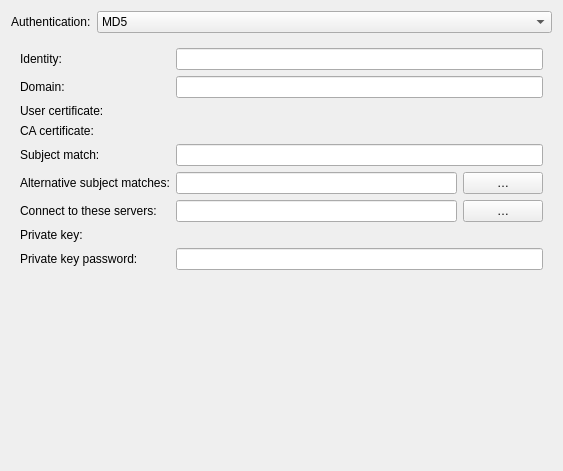
This is src/desktop/kde/plasma-nm/libs/editor/settings/ui/802-1x.ui in HungLo2020/MattOS as Qt 5 draws it before an edit. The edited form follows.
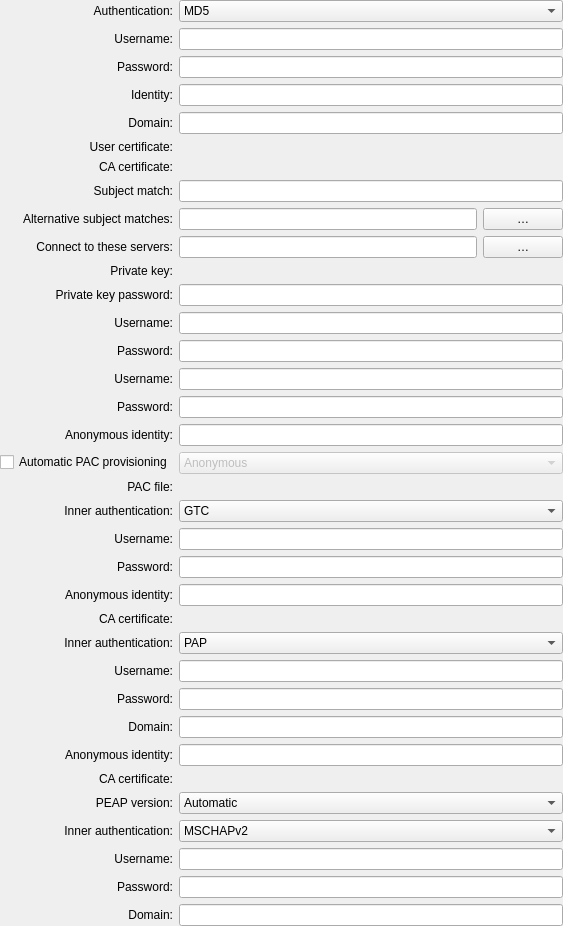
This is the edited form. The open tabs and pages were chosen to show the change. Custom widgets are drawn as their Qt base class.

```diff
--- a/src/desktop/kde/plasma-nm/libs/editor/settings/ui/802-1x.ui
+++ b/src/desktop/kde/plasma-nm/libs/editor/settings/ui/802-1x.ui
@@ -12,12 +12,27 @@
    </rect>
   </property>
   <layout class="QFormLayout" name="formLayout_7">
+   <property name="leftMargin">
+    <number>0</number>
+   </property>
+   <property name="topMargin">
+    <number>0</number>
+   </property>
+   <property name="rightMargin">
+    <number>0</number>
+   </property>
+   <property name="bottomMargin">
+    <number>0</number>
+   </property>
+   <property name="labelAlignment">
+    <set>Qt::AlignRight|Qt::AlignTrailing|Qt::AlignVCenter</set>
+   </property>
    <item row="0" column="0">
     <widget class="QLabel" name="label">
      <property name="text">
       <string>Authentication:</string>
      </property>
-     <property name="buddy">
+     <property name="alignment"><set>Qt::AlignRight|Qt::AlignTrailing|Qt::AlignVCenter</set></property><property name="buddy">
       <cstring>auth</cstring>
      </property>
     </widget>
@@ -70,81 +85,70 @@
      </item>
     </widget>
    </item>
-   <item row="1" column="0" colspan="2">
-    <widget class="QStackedWidget" name="stackedWidget">
-     <property name="currentIndex">
-      <number>0</number>
-     </property>
-     <widget class="QWidget" name="md5Page">
-      <layout class="QFormLayout" name="formLayout">
-       <item row="0" column="0">
+   <item row="1" column="0">
         <widget class="QLabel" name="label_2">
          <property name="text">
           <string>Username:</string>
          </property>
-         <property name="buddy">
+         <property name="alignment"><set>Qt::AlignRight|Qt::AlignTrailing|Qt::AlignVCenter</set></property><property name="buddy">
           <cstring>md5UserName</cstring>
          </property>
         </widget>
        </item>
-       <item row="0" column="1">
-        <widget class="KLineEdit" name="md5UserName"/>
+       <item row="1" column="1">
+        <widget class="KLineEdit" name="md5UserName" />
        </item>
-       <item row="1" column="0">
+       <item row="2" column="0">
         <widget class="QLabel" name="label_3">
          <property name="text">
           <string>Password:</string>
          </property>
-         <property name="buddy">
+         <property name="alignment"><set>Qt::AlignRight|Qt::AlignTrailing|Qt::AlignVCenter</set></property><property name="buddy">
           <cstring>md5Password</cstring>
          </property>
         </widget>
        </item>
-       <item row="1" column="1">
+       <item row="2" column="1">
         <widget class="PasswordField" name="md5Password">
          <property name="passwordModeEnabled" stdset="0">
           <bool>true</bool>
          </property>
         </widget>
        </item>
-      </layout>
-     </widget>
-     <widget class="QWidget" name="tlsPage">
-      <layout class="QFormLayout" name="formLayout_2">
-       <item row="0" column="0">
+      <item row="3" column="0">
         <widget class="QLabel" name="label_4">
          <property name="text">
           <string>Identity:</string>
          </property>
-         <property name="buddy">
+         <property name="alignment"><set>Qt::AlignRight|Qt::AlignTrailing|Qt::AlignVCenter</set></property><property name="buddy">
           <cstring>tlsIdentity</cstring>
          </property>
         </widget>
        </item>
-       <item row="0" column="1">
-        <widget class="KLineEdit" name="tlsIdentity"/>
+       <item row="3" column="1">
+        <widget class="KLineEdit" name="tlsIdentity" />
        </item>
-       <item row="1" column="0">
+       <item row="4" column="0">
         <widget class="QLabel" name="label_32">
          <property name="text">
           <string>Domain:</string>
          </property>
-        </widget>
+        <property name="alignment"><set>Qt::AlignRight|Qt::AlignTrailing|Qt::AlignVCenter</set></property></widget>
        </item>
-       <item row="1" column="1">
-        <widget class="KLineEdit" name="tlsDomain"/>
+       <item row="4" column="1">
+        <widget class="KLineEdit" name="tlsDomain" />
        </item>
-       <item row="2" column="0">
+       <item row="5" column="0">
         <widget class="QLabel" name="label_5">
          <property name="text">
           <string>User certificate:</string>
          </property>
-         <property name="buddy">
+         <property name="alignment"><set>Qt::AlignRight|Qt::AlignTrailing|Qt::AlignVCenter</set></property><property name="buddy">
           <cstring>tlsUserCert</cstring>
          </property>
         </widget>
        </item>
-       <item row="2" column="1">
+       <item row="5" column="1">
         <widget class="KUrlRequester" name="tlsUserCert">
          <property name="nameFilters">
           <StringList>
@@ -153,17 +157,17 @@
          </property>
         </widget>
        </item>
-       <item row="3" column="0">
+       <item row="6" column="0">
         <widget class="QLabel" name="label_6">
          <property name="text">
           <string>CA certificate:</string>
          </property>
-         <property name="buddy">
+         <property name="alignment"><set>Qt::AlignRight|Qt::AlignTrailing|Qt::AlignVCenter</set></property><property name="buddy">
           <cstring>tlsCACert</cstring>
          </property>
         </widget>
        </item>
-       <item row="3" column="1">
+       <item row="6" column="1">
         <widget class="KUrlRequester" name="tlsCACert">
          <property name="nameFilters">
           <StringList>
@@ -172,37 +176,37 @@
          </property>
         </widget>
        </item>
-       <item row="4" column="0">
+       <item row="7" column="0">
         <widget class="QLabel" name="label_27">
          <property name="text">
           <string>Subject match:</string>
          </property>
-         <property name="buddy">
+         <property name="alignment"><set>Qt::AlignRight|Qt::AlignTrailing|Qt::AlignVCenter</set></property><property name="buddy">
           <cstring>leTlsSubjectMatch</cstring>
          </property>
         </widget>
        </item>
-       <item row="4" column="1">
+       <item row="7" column="1">
         <widget class="QLineEdit" name="leTlsSubjectMatch">
          <property name="text">
-          <string/>
+          <string />
          </property>
         </widget>
        </item>
-       <item row="5" column="0">
+       <item row="8" column="0">
         <widget class="QLabel" name="label_28">
          <property name="text">
           <string>Alternative subject matches:</string>
          </property>
-         <property name="buddy">
+         <property name="alignment"><set>Qt::AlignRight|Qt::AlignTrailing|Qt::AlignVCenter</set></property><property name="buddy">
           <cstring>leTlsAlternativeSubjectMatches</cstring>
          </property>
         </widget>
        </item>
-       <item row="5" column="1">
+       <item row="8" column="1">
         <layout class="QHBoxLayout" name="horizontalLayout">
          <item>
-          <widget class="QLineEdit" name="leTlsAlternativeSubjectMatches"/>
+          <widget class="QLineEdit" name="leTlsAlternativeSubjectMatches" />
          </item>
          <item>
           <widget class="QPushButton" name="btnTlsAltSubjectMatches">
@@ -213,20 +217,20 @@
          </item>
         </layout>
        </item>
-       <item row="6" column="0">
+       <item row="9" column="0">
         <widget class="QLabel" name="label_29">
          <property name="text">
           <string>Connect to these servers:</string>
          </property>
-         <property name="buddy">
+         <property name="alignment"><set>Qt::AlignRight|Qt::AlignTrailing|Qt::AlignVCenter</set></property><property name="buddy">
           <cstring>leTlsConnectToServers</cstring>
          </property>
         </widget>
        </item>
-       <item row="6" column="1">
+       <item row="9" column="1">
         <layout class="QHBoxLayout" name="horizontalLayout_2">
          <item>
-          <widget class="QLineEdit" name="leTlsConnectToServers"/>
+          <widget class="QLineEdit" name="leTlsConnectToServers" />
          </item>
          <item>
           <widget class="QPushButton" name="btnTlsConnectToServers">
@@ -237,17 +241,17 @@
          </item>
         </layout>
        </item>
-       <item row="7" column="0">
+       <item row="10" column="0">
         <widget class="QLabel" name="label_7">
          <property name="text">
           <string>Private key:</string>
          </property>
-         <property name="buddy">
+         <property name="alignment"><set>Qt::AlignRight|Qt::AlignTrailing|Qt::AlignVCenter</set></property><property name="buddy">
           <cstring>tlsPrivateKey</cstring>
          </property>
         </widget>
        </item>
-       <item row="7" column="1">
+       <item row="10" column="1">
         <widget class="KUrlRequester" name="tlsPrivateKey">
          <property name="nameFilters">
           <StringList>
@@ -256,116 +260,104 @@
          </property>
         </widget>
        </item>
-       <item row="8" column="0">
+       <item row="11" column="0">
         <widget class="QLabel" name="label_8">
          <property name="text">
           <string>Private key password:</string>
          </property>
-         <property name="buddy">
+         <property name="alignment"><set>Qt::AlignRight|Qt::AlignTrailing|Qt::AlignVCenter</set></property><property name="buddy">
           <cstring>tlsPrivateKeyPassword</cstring>
          </property>
         </widget>
        </item>
-       <item row="8" column="1">
+       <item row="11" column="1">
         <widget class="PasswordField" name="tlsPrivateKeyPassword">
          <property name="passwordModeEnabled" stdset="0">
           <bool>true</bool>
          </property>
         </widget>
        </item>
-      </layout>
-     </widget>
-     <widget class="QWidget" name="leapPage">
-      <layout class="QFormLayout" name="formLayout_3">
-       <item row="0" column="0">
+      <item row="12" column="0">
         <widget class="QLabel" name="label_9">
          <property name="text">
           <string>Username:</string>
          </property>
-         <property name="buddy">
+         <property name="alignment"><set>Qt::AlignRight|Qt::AlignTrailing|Qt::AlignVCenter</set></property><property name="buddy">
           <cstring>leapUsername</cstring>
          </property>
         </widget>
        </item>
-       <item row="0" column="1">
-        <widget class="KLineEdit" name="leapUsername"/>
+       <item row="12" column="1">
+        <widget class="KLineEdit" name="leapUsername" />
        </item>
-       <item row="1" column="0">
+       <item row="13" column="0">
         <widget class="QLabel" name="label_10">
          <property name="text">
           <string>Password:</string>
          </property>
-         <property name="buddy">
+         <property name="alignment"><set>Qt::AlignRight|Qt::AlignTrailing|Qt::AlignVCenter</set></property><property name="buddy">
           <cstring>leapPassword</cstring>
          </property>
         </widget>
        </item>
-       <item row="1" column="1">
+       <item row="13" column="1">
         <widget class="PasswordField" name="leapPassword">
          <property name="passwordModeEnabled" stdset="0">
           <bool>true</bool>
          </property>
         </widget>
        </item>
-      </layout>
-     </widget>
-     <widget class="QWidget" name="pwdPage">
-      <layout class="QFormLayout" name="formLayout_8">
-       <item row="0" column="0">
+      <item row="14" column="0">
         <widget class="QLabel" name="label_33">
          <property name="text">
           <string>Username:</string>
          </property>
-         <property name="buddy">
+         <property name="alignment"><set>Qt::AlignRight|Qt::AlignTrailing|Qt::AlignVCenter</set></property><property name="buddy">
           <cstring>md5UserName</cstring>
          </property>
         </widget>
        </item>
-       <item row="0" column="1">
-        <widget class="KLineEdit" name="pwdUsername"/>
+       <item row="14" column="1">
+        <widget class="KLineEdit" name="pwdUsername" />
        </item>
-       <item row="1" column="0">
+       <item row="15" column="0">
         <widget class="QLabel" name="label_34">
          <property name="text">
           <string>Password:</string>
          </property>
-         <property name="buddy">
+         <property name="alignment"><set>Qt::AlignRight|Qt::AlignTrailing|Qt::AlignVCenter</set></property><property name="buddy">
           <cstring>md5Password</cstring>
          </property>
         </widget>
        </item>
-       <item row="1" column="1">
+       <item row="15" column="1">
         <widget class="PasswordField" name="pwdPassword">
          <property name="passwordModeEnabled" stdset="0">
           <bool>true</bool>
          </property>
         </widget>
        </item>
-      </layout>
-     </widget>
-     <widget class="QWidget" name="fastPage">
-      <layout class="QFormLayout" name="formLayout_4">
-       <item row="0" column="0">
+      <item row="16" column="0">
         <widget class="QLabel" name="label_11">
          <property name="text">
           <string>Anonymous identity:</string>
          </property>
-         <property name="buddy">
+         <property name="alignment"><set>Qt::AlignRight|Qt::AlignTrailing|Qt::AlignVCenter</set></property><property name="buddy">
           <cstring>fastAnonIdentity</cstring>
          </property>
         </widget>
        </item>
-       <item row="0" column="1">
-        <widget class="KLineEdit" name="fastAnonIdentity"/>
+       <item row="16" column="1">
+        <widget class="KLineEdit" name="fastAnonIdentity" />
        </item>
-       <item row="1" column="0">
+       <item row="17" column="0">
         <widget class="QCheckBox" name="fastAllowPacProvisioning">
          <property name="text">
           <string>Automatic PAC provisioning</string>
          </property>
         </widget>
        </item>
-       <item row="1" column="1">
+       <item row="17" column="1">
         <widget class="KComboBox" name="pacMethod">
          <property name="enabled">
           <bool>false</bool>
@@ -393,17 +385,17 @@
          </item>
         </widget>
        </item>
-       <item row="2" column="0">
+       <item row="18" column="0">
         <widget class="QLabel" name="label_12">
          <property name="text">
           <string>PAC file:</string>
          </property>
-         <property name="buddy">
+         <property name="alignment"><set>Qt::AlignRight|Qt::AlignTrailing|Qt::AlignVCenter</set></property><property name="buddy">
           <cstring>pacFile</cstring>
          </property>
         </widget>
        </item>
-       <item row="2" column="1">
+       <item row="18" column="1">
         <widget class="KUrlRequester" name="pacFile">
          <property name="nameFilters">
           <StringList>
@@ -412,17 +404,17 @@
          </property>
         </widget>
        </item>
-       <item row="3" column="0">
+       <item row="19" column="0">
         <widget class="QLabel" name="label_13">
          <property name="text">
           <string>Inner authentication:</string>
          </property>
-         <property name="buddy">
+         <property name="alignment"><set>Qt::AlignRight|Qt::AlignTrailing|Qt::AlignVCenter</set></property><property name="buddy">
           <cstring>fastInnerAuth</cstring>
          </property>
         </widget>
        </item>
-       <item row="3" column="1">
+       <item row="19" column="1">
         <widget class="KComboBox" name="fastInnerAuth">
          <property name="sizePolicy">
           <sizepolicy hsizetype="MinimumExpanding" vsizetype="Fixed">
@@ -442,64 +434,60 @@
          </item>
         </widget>
        </item>
-       <item row="4" column="0">
+       <item row="20" column="0">
         <widget class="QLabel" name="label_14">
          <property name="text">
           <string>Username:</string>
          </property>
-         <property name="buddy">
+         <property name="alignment"><set>Qt::AlignRight|Qt::AlignTrailing|Qt::AlignVCenter</set></property><property name="buddy">
           <cstring>fastUsername</cstring>
          </property>
         </widget>
        </item>
-       <item row="4" column="1">
-        <widget class="KLineEdit" name="fastUsername"/>
+       <item row="20" column="1">
+        <widget class="KLineEdit" name="fastUsername" />
        </item>
-       <item row="5" column="0">
+       <item row="21" column="0">
         <widget class="QLabel" name="label_15">
          <property name="text">
           <string>Password:</string>
          </property>
-         <property name="buddy">
+         <property name="alignment"><set>Qt::AlignRight|Qt::AlignTrailing|Qt::AlignVCenter</set></property><property name="buddy">
           <cstring>fastPassword</cstring>
          </property>
         </widget>
        </item>
-       <item row="5" column="1">
+       <item row="21" column="1">
         <widget class="PasswordField" name="fastPassword">
          <property name="passwordModeEnabled" stdset="0">
           <bool>true</bool>
          </property>
         </widget>
        </item>
-      </layout>
-     </widget>
-     <widget class="QWidget" name="ttlsPage">
-      <layout class="QFormLayout" name="formLayout_5">
-       <item row="0" column="0">
+      <item row="22" column="0">
         <widget class="QLabel" name="label_19">
          <property name="text">
           <string>Anonymous identity:</string>
          </property>
-         <property name="buddy">
+         <property name="alignment"><set>Qt::AlignRight|Qt::AlignTrailing|Qt::AlignVCenter</set></property><property name="buddy">
           <cstring>fastAnonIdentity</cstring>
          </property>
         </widget>
        </item>
-       <item row="0" column="1">
-        <widget class="KLineEdit" name="ttlsAnonIdentity"/>
+       <item row="22" column="1">
+        <widget class="KLineEdit" name="ttlsAnonIdentity" />
        </item>
-       <item row="3" column="0">
+       <item row="23" column="0">
         <widget class="QLabel" name="label_20">
          <property name="text">
           <string>CA certificate:</string>
          </property>
-         <property name="buddy">
+         <property name="alignment"><set>Qt::AlignRight|Qt::AlignTrailing|Qt::AlignVCenter</set></property><property name="buddy">
           <cstring>tlsCACert</cstring>
          </property>
         </widget>
        </item>
-       <item row="3" column="1">
+       <item row="23" column="1">
         <widget class="KUrlRequester" name="ttlsCACert">
          <property name="nameFilters">
           <StringList>
@@ -508,17 +496,17 @@
          </property>
         </widget>
        </item>
-       <item row="5" column="0">
+       <item row="24" column="0">
         <widget class="QLabel" name="label_16">
          <property name="text">
           <string>Inner authentication:</string>
          </property>
-         <property name="buddy">
+         <property name="alignment"><set>Qt::AlignRight|Qt::AlignTrailing|Qt::AlignVCenter</set></property><property name="buddy">
           <cstring>fastInnerAuth</cstring>
          </property>
         </widget>
        </item>
-       <item row="5" column="1">
+       <item row="24" column="1">
         <widget class="KComboBox" name="ttlsInnerAuth">
          <property name="sizePolicy">
           <sizepolicy hsizetype="MinimumExpanding" vsizetype="Fixed">
@@ -548,74 +536,70 @@
          </item>
         </widget>
        </item>
-       <item row="6" column="0">
+       <item row="25" column="0">
         <widget class="QLabel" name="label_17">
          <property name="text">
           <string>Username:</string>
          </property>
-         <property name="buddy">
+         <property name="alignment"><set>Qt::AlignRight|Qt::AlignTrailing|Qt::AlignVCenter</set></property><property name="buddy">
           <cstring>fastUsername</cstring>
          </property>
         </widget>
        </item>
-       <item row="6" column="1">
-        <widget class="KLineEdit" name="ttlsUsername"/>
+       <item row="25" column="1">
+        <widget class="KLineEdit" name="ttlsUsername" />
        </item>
-       <item row="7" column="0">
+       <item row="26" column="0">
         <widget class="QLabel" name="label_18">
          <property name="text">
           <string>Password:</string>
          </property>
-         <property name="buddy">
+         <property name="alignment"><set>Qt::AlignRight|Qt::AlignTrailing|Qt::AlignVCenter</set></property><property name="buddy">
           <cstring>fastPassword</cstring>
          </property>
         </widget>
        </item>
-       <item row="7" column="1">
+       <item row="26" column="1">
         <widget class="PasswordField" name="ttlsPassword">
          <property name="passwordModeEnabled" stdset="0">
           <bool>true</bool>
          </property>
         </widget>
        </item>
-       <item row="1" column="0">
+       <item row="27" column="0">
         <widget class="QLabel" name="label_30">
          <property name="text">
           <string>Domain:</string>
          </property>
-        </widget>
+        <property name="alignment"><set>Qt::AlignRight|Qt::AlignTrailing|Qt::AlignVCenter</set></property></widget>
        </item>
-       <item row="1" column="1">
-        <widget class="KLineEdit" name="ttlsDomain"/>
+       <item row="27" column="1">
+        <widget class="KLineEdit" name="ttlsDomain" />
        </item>
-      </layout>
-     </widget>
-     <widget class="QWidget" name="peapPage">
-      <layout class="QFormLayout" name="formLayout_6">
-       <item row="2" column="0">
+      <item row="28" column="0">
         <widget class="QLabel" name="label_24">
          <property name="text">
           <string>Anonymous identity:</string>
          </property>
-         <property name="buddy">
+         <property name="alignment"><set>Qt::AlignRight|Qt::AlignTrailing|Qt::AlignVCenter</set></property><property name="buddy">
           <cstring>fastAnonIdentity</cstring>
          </property>
         </widget>
        </item>
-       <item row="2" column="1">
-        <widget class="KLineEdit" name="peapAnonIdentity"/>
+       <item row="28" column="1">
+        <widget class="KLineEdit" name="peapAnonIdentity" />
        </item>
-       <item row="6" column="0">
+       <item row="29" column="0">
         <widget class="QLabel" name="label_23">
          <property name="text">
           <string>CA certificate:</string>
          </property>
-         <property name="buddy">
+         <property name="alignment"><set>Qt::AlignRight|Qt::AlignTrailing|Qt::AlignVCenter</set></property><property name="buddy">
           <cstring>tlsCACert</cstring>
          </property>
         </widget>
        </item>
-       <item row="6" column="1">
+       <item row="29" column="1">
         <widget class="KUrlRequester" name="peapCACert">
          <property name="nameFilters">
           <StringList>
@@ -624,17 +608,17 @@
          </property>
         </widget>
        </item>
-       <item row="7" column="0">
+       <item row="30" column="0">
         <widget class="QLabel" name="label_26">
          <property name="text">
           <string>PEAP version:</string>
          </property>
-         <property name="buddy">
+         <property name="alignment"><set>Qt::AlignRight|Qt::AlignTrailing|Qt::AlignVCenter</set></property><property name="buddy">
           <cstring>peapVersion</cstring>
          </property>
         </widget>
        </item>
-       <item row="7" column="1">
+       <item row="30" column="1">
         <widget class="KComboBox" name="peapVersion">
          <property name="sizePolicy">
           <sizepolicy hsizetype="MinimumExpanding" vsizetype="Fixed">
@@ -659,17 +643,17 @@
          </item>
         </widget>
        </item>
-       <item row="8" column="0">
+       <item row="31" column="0">
         <widget class="QLabel" name="label_22">
          <property name="text">
           <string>Inner authentication:</string>
          </property>
-         <property name="buddy">
+         <property name="alignment"><set>Qt::AlignRight|Qt::AlignTrailing|Qt::AlignVCenter</set></property><property name="buddy">
           <cstring>fastInnerAuth</cstring>
          </property>
         </widget>
        </item>
-       <item row="8" column="1">
+       <item row="31" column="1">
         <widget class="KComboBox" name="peapInnerAuth">
          <property name="sizePolicy">
           <sizepolicy hsizetype="MinimumExpanding" vsizetype="Fixed">
@@ -694,51 +678,47 @@
          </item>
         </widget>
        </item>
-       <item row="9" column="0">
+       <item row="32" column="0">
         <widget class="QLabel" name="label_25">
          <property name="text">
           <string>Username:</string>
          </property>
-         <property name="buddy">
+         <property name="alignment"><set>Qt::AlignRight|Qt::AlignTrailing|Qt::AlignVCenter</set></property><property name="buddy">
           <cstring>fastUsername</cstring>
          </property>
         </widget>
        </item>
-       <item row="9" column="1">
-        <widget class="KLineEdit" name="peapUsername"/>
+       <item row="32" column="1">
+        <widget class="KLineEdit" name="peapUsername" />
        </item>
-       <item row="10" column="0">
+       <item row="33" column="0">
         <widget class="QLabel" name="label_21">
          <property name="text">
           <string>Password:</string>
          </property>
-         <property name="buddy">
+         <property name="alignment"><set>Qt::AlignRight|Qt::AlignTrailing|Qt::AlignVCenter</set></property><property name="buddy">
           <cstring>fastPassword</cstring>
          </property>
         </widget>
        </item>
-       <item row="10" column="1">
+       <item row="33" column="1">
         <widget class="PasswordField" name="peapPassword">
          <property name="passwordModeEnabled" stdset="0">
           <bool>true</bool>
          </property>
         </widget>
        </item>
-       <item row="4" column="0">
+       <item row="34" column="0">
         <widget class="QLabel" name="label_31">
          <property name="text">
           <string>Domain:</string>
          </property>
-        </widget>
+        <property name="alignment"><set>Qt::AlignRight|Qt::AlignTrailing|Qt::AlignVCenter</set></property></widget>
        </item>
-       <item row="4" column="1">
-        <widget class="KLineEdit" name="peapDomain"/>
+       <item row="34" column="1">
+        <widget class="KLineEdit" name="peapDomain" />
        </item>
       </layout>
-     </widget>
-    </widget>
-   </item>
-  </layout>
  </widget>
  <customwidgets>
   <customwidget>
```
Left out of the diff: 36 changed lines with no effect on the pictures.
